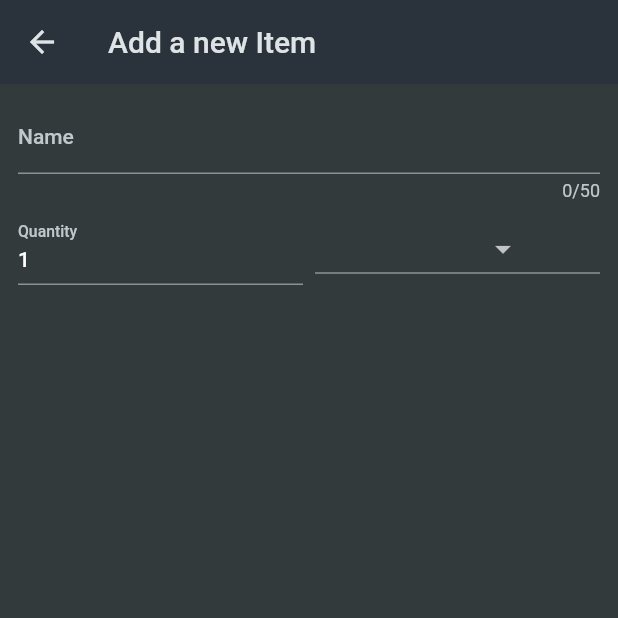
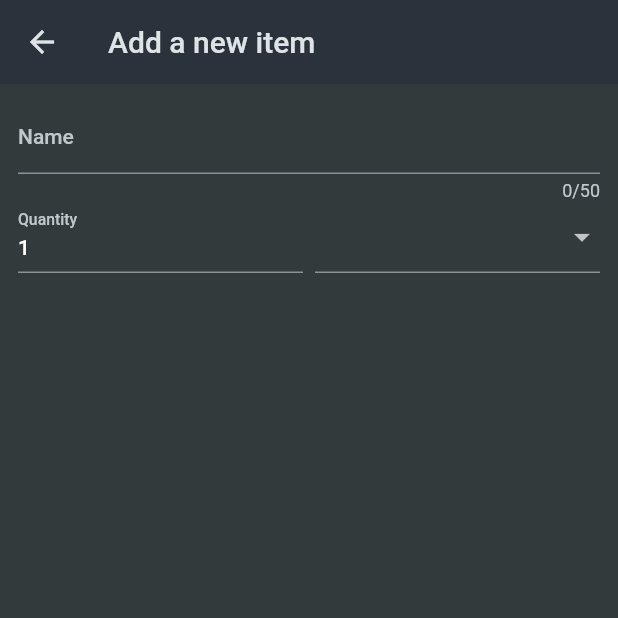
Before and after one commit to scottkelly36/shopping_list, a Flutter app: the NewItem screen opened directly, on a phone screen of 412 x 824 dp, the top half of it. Run offline on Flutter 3.47's test engine with Material 2 defaults, Android fonts, the phone set to English and light mode, and no system bars.

Commit message:
corrects bugs

```diff
--- a/lib/screens/new_item.dart
+++ b/lib/screens/new_item.dart
@@ -1,21 +1,23 @@
-//  packages
-import 'package:flutter/foundation.dart';
 import 'package:flutter/material.dart';
-//  models
+
 import 'package:shopping_list/data/categories.dart';
 
 class NewItem extends StatefulWidget {
   const NewItem({super.key});
 
   @override
-  _NewItemState createState() => _NewItemState();
+  State<NewItem> createState() {
+    return _NewItemState();
+  }
 }
 
 class _NewItemState extends State<NewItem> {
   @override
   Widget build(BuildContext context) {
     return Scaffold(
-      appBar: AppBar(title: const Text('Add a new Item')),
+      appBar: AppBar(
+        title: const Text('Add a new item'),
+      ),
       body: Padding(
         padding: const EdgeInsets.all(12),
         child: Form(
@@ -23,24 +25,28 @@ class _NewItemState extends State<NewItem> {
             children: [
               TextFormField(
                 maxLength: 50,
-                decoration: const InputDecoration(label: Text('Name')),
+                decoration: const InputDecoration(
+                  label: Text('Name'),
+                ),
                 validator: (value) {
-                  return 'Text';
+                  return 'Demo...';
                 },
-              ),
-              const SizedBox(height: 8),
+              ), // instead of TextField()
               Row(
                 crossAxisAlignment: CrossAxisAlignment.end,
                 children: [
                   Expanded(
                     child: TextFormField(
-                      decoration: const InputDecoration(label: Text('Quantity')),
+                      decoration: const InputDecoration(
+                        label: Text('Quantity'),
+                      ),
                       initialValue: '1',
                     ),
                   ),
                   const SizedBox(width: 8),
                   Expanded(
-                    child: DropdownButton(items: [
+                    child: DropdownButtonFormField(
+                      items: [
                         for (final category in categories.entries)
                           DropdownMenuItem(
                             value: category.value,
@@ -52,14 +58,16 @@ class _NewItemState extends State<NewItem> {
                                   color: category.value.color,
                                 ),
                                 const SizedBox(width: 6),
-                              Text(category.value.title)
+                                Text(category.value.title),
                               ],
                             ),
                           ),
-                    ], onChanged: (value) {}),
-                  )
                       ],
-              )
+                      onChanged: (value) {},
+                    ),
+                  ),
+                ],
+              ),
             ],
           ),
         ),
```
Lines whose indentation alone changed are shown as unchanged.
